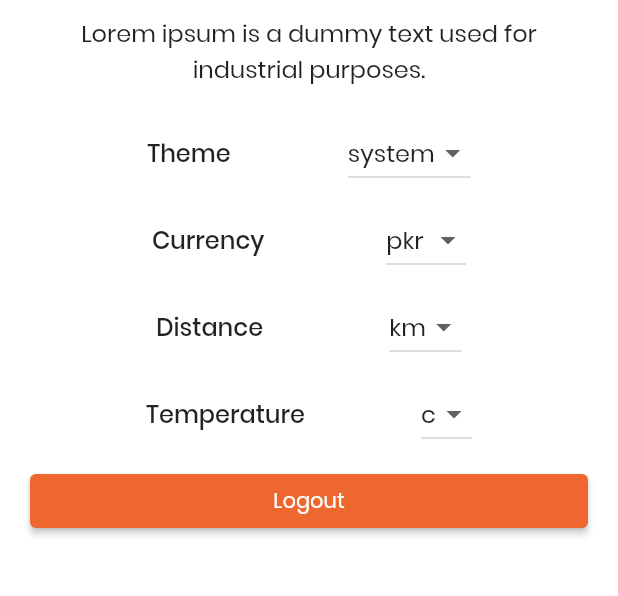
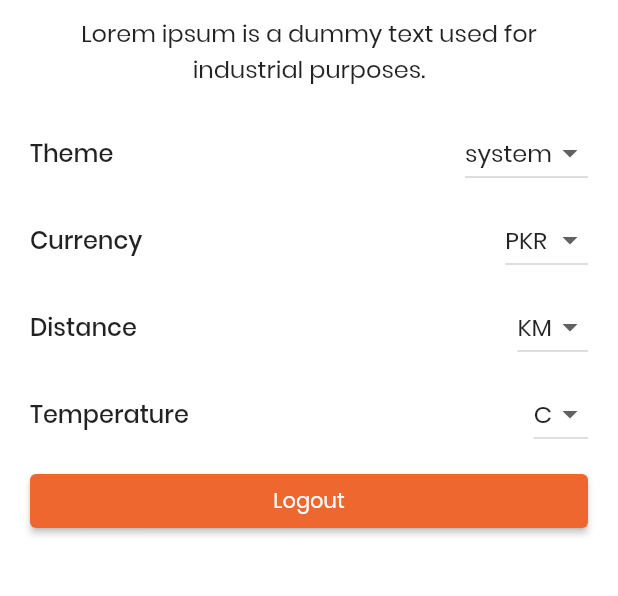
Before and after one commit to msamiislam/tourismapp, a Flutter app: the SettingsPage screen opened directly, on a phone screen of 412 x 824 dp, the part 225-821 px from its top. Run offline on Flutter 3.47's test engine with Material 2 defaults, Android fonts, the phone set to English and light mode, and no system bars; our stand-ins replace adaptive_theme, cached_network_image, card_swiper, cloud_firestore, firebase_auth, firebase_core and 13 more; missing offline and left inert: external_app_launcher, ndialog; accounts and stored records are empty; statements that could not run were skipped.

Commit message:
add travels icons and minor UI update

```diff
--- a/lib/pages/navpages/settings.dart
+++ b/lib/pages/navpages/settings.dart
@@ -15,12 +15,12 @@ class SettingsPage extends StatefulWidget {
 }
 
 class _SettingsPageState extends State<SettingsPage> {
-  List<String> currencies = ["pkr", "usd"];
-  List<String> distances = ["km", "mi"];
-  List<String> temperatures = ["c", "f"];
-  String currency = GetStorage().read("currency") ?? "pkr";
-  String distance = GetStorage().read("distance") ?? "km";
-  String temperature = GetStorage().read("temperature") ?? "c";
+  List<String> currencies = ["PKR", "USD"];
+  List<String> distances = ["KM", "MI"];
+  List<String> temperatures = ["C", "F"];
+  String currency = GetStorage().read("currency") ?? "PKR";
+  String distance = GetStorage().read("distance") ?? "KM";
+  String temperature = GetStorage().read("temperature") ?? "C";
 
   @override
   Widget build(BuildContext context) {
@@ -47,7 +47,7 @@ class _SettingsPageState extends State<SettingsPage> {
           SizedBox(height: 10.0),
           SizedBox(height: 10.0),
           Row(
-            mainAxisAlignment: MainAxisAlignment.spaceEvenly,
+            mainAxisAlignment: MainAxisAlignment.spaceBetween,
             children: [
               AppText(
                 "Theme",
@@ -71,7 +71,7 @@ class _SettingsPageState extends State<SettingsPage> {
           ),
           SizedBox(height: 10.0),
           Row(
-            mainAxisAlignment: MainAxisAlignment.spaceEvenly,
+            mainAxisAlignment: MainAxisAlignment.spaceBetween,
             children: [
               AppText(
                 "Currency",
@@ -85,7 +85,7 @@ class _SettingsPageState extends State<SettingsPage> {
                     setState(() => currency = value ?? currency);
                     await GetStorage().write("currency", currency);
                   },
-                  items: ["pkr", "usd"]
+                  items: currencies
                       .map((e) => DropdownMenuItem(
                             child: Text(e),
                             value: e,
@@ -95,7 +95,7 @@ class _SettingsPageState extends State<SettingsPage> {
           ),
           SizedBox(height: 10.0),
           Row(
-            mainAxisAlignment: MainAxisAlignment.spaceEvenly,
+            mainAxisAlignment: MainAxisAlignment.spaceBetween,
             children: [
               AppText(
                 "Distance",
@@ -109,7 +109,7 @@ class _SettingsPageState extends State<SettingsPage> {
                     setState(() => distance = value ?? distance);
                     await GetStorage().write("distance", distance);
                   },
-                  items: ["km", "mi"]
+                  items: distances
                       .map((e) => DropdownMenuItem(
                             child: Text(e),
                             value: e,
@@ -119,7 +119,7 @@ class _SettingsPageState extends State<SettingsPage> {
           ),
           SizedBox(height: 10.0),
           Row(
-            mainAxisAlignment: MainAxisAlignment.spaceEvenly,
+            mainAxisAlignment: MainAxisAlignment.spaceBetween,
             children: [
               AppText(
                 "Temperature",
@@ -133,7 +133,7 @@ class _SettingsPageState extends State<SettingsPage> {
                     setState(() => temperature = value ?? temperature);
                     await GetStorage().write("temperature", temperature);
                   },
-                  items: ["c", "f"]
+                  items: temperatures
                       .map((e) => DropdownMenuItem(
                             child: Text(e),
                             value: e,
```
Also changed, not shown: lib/pages/navpages/home.dart (+21 -17 lines), img/daewoo.gif (added), img/pia.png (added), img/railway.jpeg (added), img/uber.png (added).
